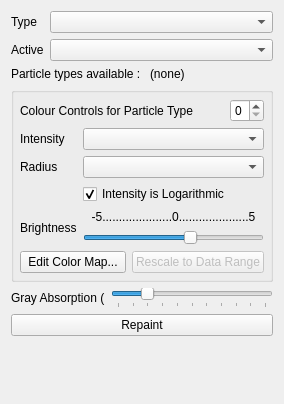
Old version of the form paraview/pqSplotchRaytraceDisplayPanelDecorator.ui in the repository biddisco/splotch.
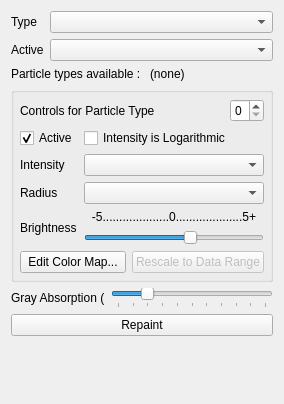
New version of the form.

Commit message:
Support Arrays per particle for intensity/radius
Also add toggle for active on/off per particle type

The edit to the form file:
```diff
--- a/paraview/pqSplotchRaytraceDisplayPanelDecorator.ui
+++ b/paraview/pqSplotchRaytraceDisplayPanelDecorator.ui
@@ -87,7 +87,7 @@
         <item>
          <widget class="QLabel" name="label_3">
           <property name="text">
-           <string>Colour Controls for Particle Type</string>
+           <string>Controls for Particle Type</string>
           </property>
          </widget>
         </item>
@@ -113,7 +113,7 @@
         </item>
        </layout>
       </item>
-      <item row="5" column="0" rowspan="2">
+      <item row="6" column="0" rowspan="2">
        <widget class="QLabel" name="label">
         <property name="frameShape">
          <enum>QFrame::NoFrame</enum>
@@ -129,13 +129,13 @@
         </property>
        </widget>
       </item>
-      <item row="5" column="1">
+      <item row="6" column="1">
        <widget class="QLabel" name="label_2">
         <property name="frameShape">
          <enum>QFrame::NoFrame</enum>
         </property>
         <property name="text">
-         <string>-5.....................0.....................5</string>
+         <string>-5....................0....................5+</string>
         </property>
         <property name="textFormat">
          <enum>Qt::PlainText</enum>
@@ -145,7 +145,7 @@
         </property>
        </widget>
       </item>
-      <item row="6" column="1">
+      <item row="7" column="1">
        <widget class="QSlider" name="Brightness">
         <property name="minimum">
          <number>-500</number>
@@ -191,14 +191,14 @@
         </item>
        </layout>
       </item>
-      <item row="1" column="0">
+      <item row="2" column="0">
        <widget class="QLabel" name="IntensityLabel">
         <property name="text">
          <string>Intensity</string>
         </property>
        </widget>
       </item>
-      <item row="1" column="1">
+      <item row="2" column="1">
        <widget class="QComboBox" name="IntensityArray">
         <property name="sizePolicy">
          <sizepolicy hsizetype="Expanding" vsizetype="Fixed">
@@ -209,16 +209,6 @@
        </widget>
       </item>
       <item row="3" column="1">
-       <widget class="QCheckBox" name="LogIntensity">
-        <property name="text">
-         <string>Intensity is Logarithmic</string>
-        </property>
-        <property name="checked">
-         <bool>true</bool>
-        </property>
-       </widget>
-      </item>
-      <item row="2" column="1">
        <widget class="QComboBox" name="RadiusArray">
         <property name="sizePolicy">
          <sizepolicy hsizetype="Expanding" vsizetype="Fixed">
@@ -228,13 +218,33 @@
         </property>
        </widget>
       </item>
-      <item row="2" column="0">
+      <item row="3" column="0">
        <widget class="QLabel" name="RadiusArrayLabel">
         <property name="text">
          <string>Radius</string>
         </property>
        </widget>
       </item>
+      <item row="1" column="0">
+       <widget class="QCheckBox" name="TypeActive">
+        <property name="text">
+         <string>Active</string>
+        </property>
+        <property name="checked">
+         <bool>true</bool>
+        </property>
+       </widget>
+      </item>
+      <item row="1" column="1">
+       <widget class="QCheckBox" name="LogIntensity">
+        <property name="text">
+         <string>Intensity is Logarithmic</string>
+        </property>
+        <property name="checked">
+         <bool>false</bool>
+        </property>
+       </widget>
+      </item>
      </layout>
     </widget>
    </item>
```
Left out of the diff: 2 changed lines with no effect on the pictures. The commit also changes 6 other files.
